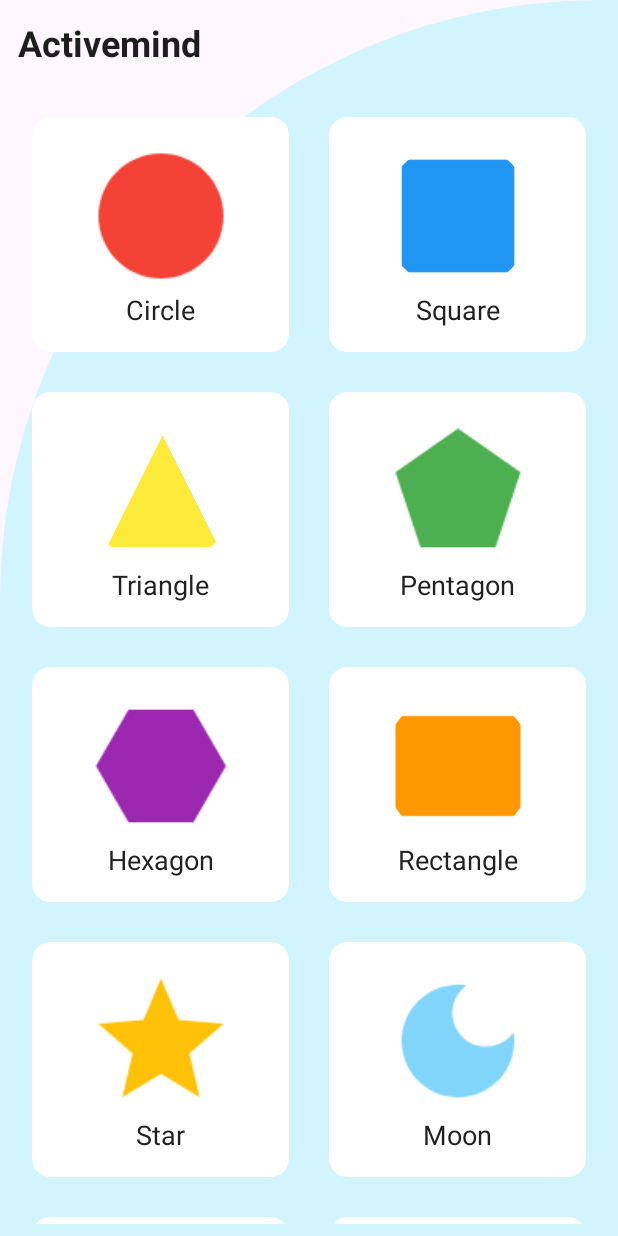
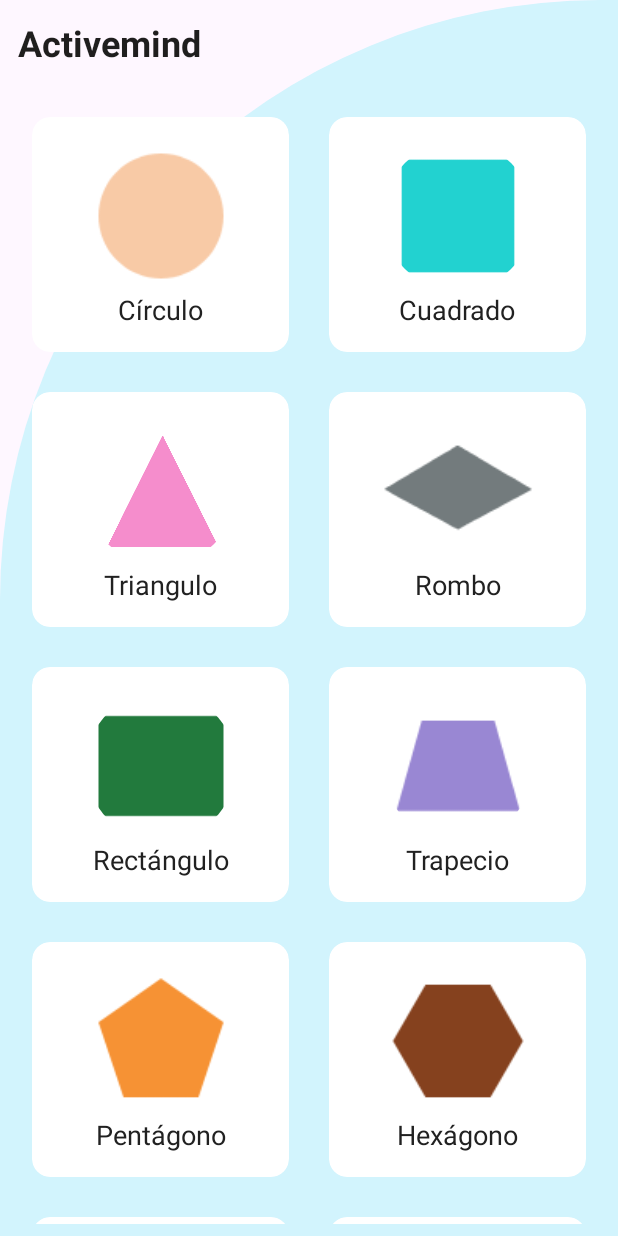
Before and after one commit to Alness1314/Activemind, an Android app: the screen it shows after launch (MainActivity), on a phone screen of 412 x 824 dp. Run offline under Robolectric (Android 15) with nearby library versions, the light colour scheme and no system bars.

Commit message:
feat: :sparkles: se añadio sonido error y correcto, se cambia color de figuras y se remplazan algunas

```diff
--- a/app/src/main/java/com/example/activemind/MainActivity.kt
+++ b/app/src/main/java/com/example/activemind/MainActivity.kt
@@ -10,7 +10,6 @@ import android.nfc.NfcAdapter
 import android.os.Bundle
 import android.util.Log
 import android.view.View
-import android.widget.Toast
 import androidx.activity.enableEdgeToEdge
 import androidx.appcompat.app.AppCompatActivity
 import androidx.core.view.ViewCompat
@@ -70,16 +69,16 @@ class MainActivity : AppCompatActivity(), OnClickListener {
 
         for (i in 1..10) {
             val nfcCard = when (i) {
-                1 -> NfcCard("1", "Circle", "ic_circle", "Red")
-                2 -> NfcCard("2", "Square", "ic_square", "Blue")
-                3 -> NfcCard("3", "Triangle", "triangulo_ic", "Yellow")
-                4 -> NfcCard("4", "Pentagon", "ic_pentagon", "Green")
-                5 -> NfcCard("5", "Hexagon", "ic_hexagon", "Purple")
-                6 -> NfcCard("6", "Rectangle", "ic_rectangle", "Orange")
-                7 -> NfcCard("7", "Star", "ic_star", "Gold")
-                8 -> NfcCard("8", "Moon", "ic_moon", "Sky blue")
-                9 -> NfcCard("9", "Sunny", "ic_sunny", "Grey")
-                10 -> NfcCard("10", "Heart", "ic_heart", "Pink")
+                1 -> NfcCard("1", "Círculo", "ic_circle", "Melón")
+                2 -> NfcCard("2", "Cuadrado", "ic_square", "Turquesa")
+                3 -> NfcCard("3", "Triangulo", "triangulo_ic", "Rosa")
+                4 -> NfcCard("4", "Rombo", "ic_diamond", "Gris ")
+                5 -> NfcCard("5", "Rectángulo", "ic_rectangle", "Verde")
+                6 -> NfcCard("6", "Trapecio", "ic_parallel", "Purpura")
+                7 -> NfcCard("7", "Pentágono", "ic_pentagon", "Naranja")
+                8 -> NfcCard("8", "Hexágono", "ic_hexagon", "Café")
+                9 -> NfcCard("9", "Estrella", "ic_star", "Amarillo")
+                10 -> NfcCard("10", "Corazón", "ic_heart", "Rojo")
                 else -> null
             }
 
--- a/app/src/main/res/drawable/ic_circle.xml
+++ b/app/src/main/res/drawable/ic_circle.xml
@@ -1,4 +1,4 @@
-<vector xmlns:android="http://schemas.android.com/apk/res/android" android:height="64dp" android:tint="#F44336" android:viewportHeight="24" android:viewportWidth="24" android:width="64dp">
+<vector xmlns:android="http://schemas.android.com/apk/res/android" android:height="64dp" android:tint="#f8caa6" android:viewportHeight="24" android:viewportWidth="24" android:width="64dp">
 
     <path android:fillColor="@android:color/white" android:pathData="M12,2C6.47,2 2,6.47 2,12s4.47,10 10,10 10,-4.47 10,-10S17.53,2 12,2z"/>
 
--- a/app/src/main/res/drawable/ic_heart.xml
+++ b/app/src/main/res/drawable/ic_heart.xml
@@ -1,4 +1,4 @@
-<vector xmlns:android="http://schemas.android.com/apk/res/android" android:height="64dp" android:tint="#FB68D5" android:viewportHeight="24" android:viewportWidth="24" android:width="64dp">
+<vector xmlns:android="http://schemas.android.com/apk/res/android" android:height="64dp" android:tint="#f63049" android:viewportHeight="24" android:viewportWidth="24" android:width="64dp">
 
     <path android:fillColor="@android:color/white" android:pathData="M12,21.35l-1.45,-1.32C5.4,15.36 2,12.28 2,8.5 2,5.42 4.42,3 7.5,3c1.74,0 3.41,0.81 4.5,2.09C13.09,3.81 14.76,3 16.5,3 19.58,3 22,5.42 22,8.5c0,3.78 -3.4,6.86 -8.55,11.54L12,21.35z"/>
 
--- a/app/src/main/res/drawable/ic_hexagon.xml
+++ b/app/src/main/res/drawable/ic_hexagon.xml
@@ -1,4 +1,4 @@
-<vector xmlns:android="http://schemas.android.com/apk/res/android" android:height="64dp" android:tint="#9C27B0" android:viewportHeight="24" android:viewportWidth="24" android:width="64dp">
+<vector xmlns:android="http://schemas.android.com/apk/res/android" android:height="64dp" android:tint="#85411e" android:viewportHeight="24" android:viewportWidth="24" android:width="64dp">
 
     <path android:fillColor="@android:color/white" android:pathData="M17.2,3l-10.4,0l-5.2,9l5.2,9l10.4,0l5.2,-9z"/>
 
--- a/app/src/main/res/drawable/ic_pentagon.xml
+++ b/app/src/main/res/drawable/ic_pentagon.xml
@@ -1,4 +1,4 @@
-<vector xmlns:android="http://schemas.android.com/apk/res/android" android:height="64dp" android:tint="#4CAF50" android:viewportHeight="24" android:viewportWidth="24" android:width="64dp">
+<vector xmlns:android="http://schemas.android.com/apk/res/android" android:height="64dp" android:tint="#f69234" android:viewportHeight="24" android:viewportWidth="24" android:width="64dp">
 
     <path android:fillColor="@android:color/white" android:pathData="M2,9l4,12l12,0l4,-12l-10,-7z"/>
 
--- a/app/src/main/res/drawable/ic_rectangle.xml
+++ b/app/src/main/res/drawable/ic_rectangle.xml
@@ -1,4 +1,4 @@
-<vector xmlns:android="http://schemas.android.com/apk/res/android" android:height="64dp" android:tint="#FF9800" android:viewportHeight="24" android:viewportWidth="24" android:width="64dp">
+<vector xmlns:android="http://schemas.android.com/apk/res/android" android:height="64dp" android:tint="#227a3d" android:viewportHeight="24" android:viewportWidth="24" android:width="64dp">
 
     <path android:fillColor="@android:color/white" android:pathData="M2,4h20v16h-20z"/>
 
--- a/app/src/main/res/drawable/ic_square.xml
+++ b/app/src/main/res/drawable/ic_square.xml
@@ -1,4 +1,4 @@
-<vector xmlns:android="http://schemas.android.com/apk/res/android" android:height="64dp" android:tint="#2196F3" android:viewportHeight="24" android:viewportWidth="24" android:width="64dp">
+<vector xmlns:android="http://schemas.android.com/apk/res/android" android:height="64dp" android:tint="#22d2d0" android:viewportHeight="24" android:viewportWidth="24" android:width="64dp">
 
     <path android:fillColor="@android:color/white" android:pathData="M3,3h18v18h-18z"/>
 
--- a/app/src/main/res/drawable/ic_star.xml
+++ b/app/src/main/res/drawable/ic_star.xml
@@ -1,4 +1,4 @@
-<vector xmlns:android="http://schemas.android.com/apk/res/android" android:height="64dp" android:tint="#FFC107" android:viewportHeight="24" android:viewportWidth="24" android:width="64dp">
+<vector xmlns:android="http://schemas.android.com/apk/res/android" android:height="64dp" android:tint="#d8d578" android:viewportHeight="24" android:viewportWidth="24" android:width="64dp">
 
     <path android:fillColor="@android:color/white" android:pathData="M12,17.27L18.18,21l-1.64,-7.03L22,9.24l-7.19,-0.61L12,2 9.19,8.63 2,9.24l5.46,4.73L5.82,21z"/>
 
```
Also changed, not shown: app/src/main/java/com/example/activemind/NfcCardDialogFragment.kt (+21 -3 lines), app/src/main/res/anim/scale.xml (added, +9 -0 lines), app/src/main/res/anim/shake.xml (added, +7 -0 lines), app/src/main/res/drawable/ic_diamond.xml (added, +5 -0 lines), app/src/main/res/drawable/ic_parallel.xml (added, +5 -0 lines), app/src/main/res/drawable/triangulo_ic.xml (+1 -1 lines), 2 other files.
